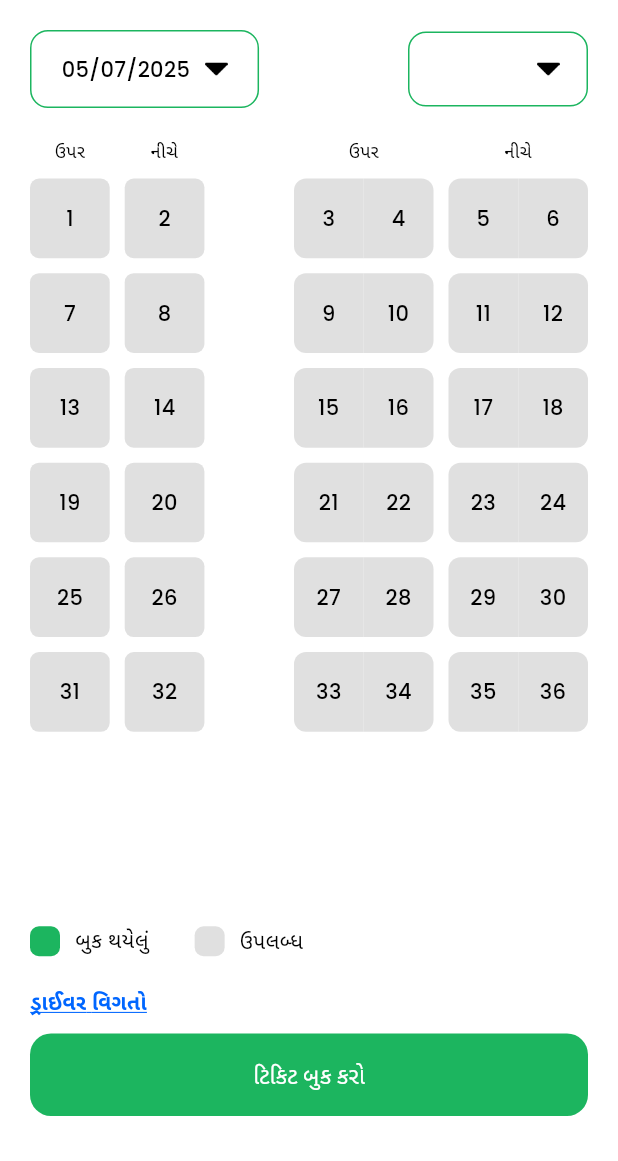
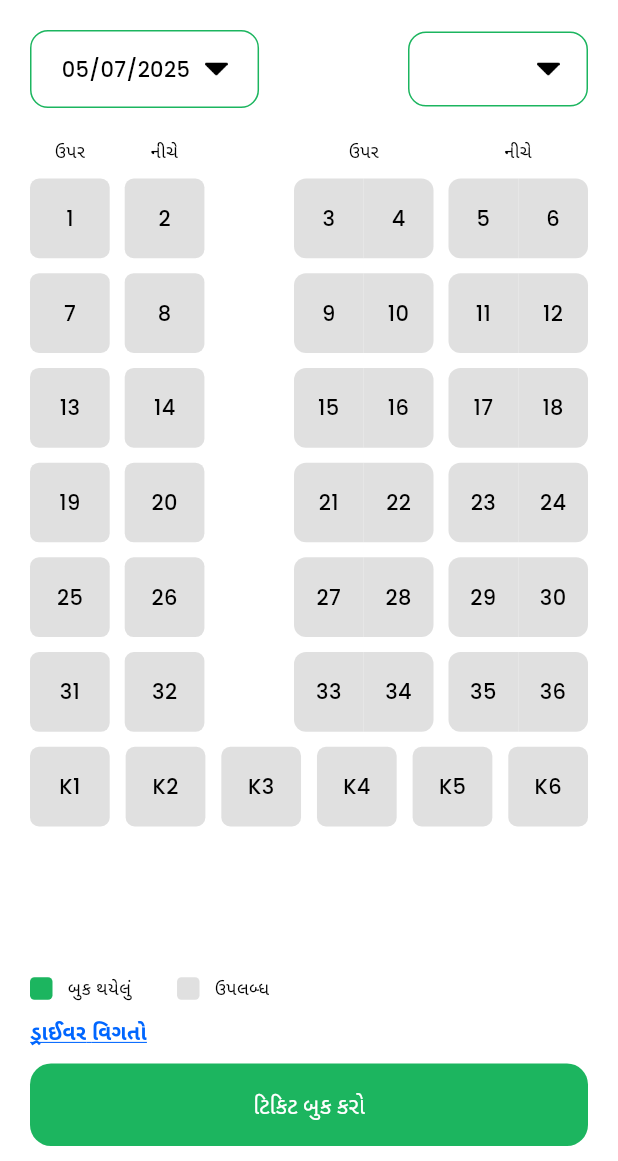
Before and after one commit to priyankvirani/guruchhaya, a Flutter app: the MainScreen screen opened by its route, on a phone screen of 412 x 824 dp, the part 75-1236 px from its top. Run offline on Flutter 3.47's test engine with Material 3 defaults, Android fonts, the phone set to English and light mode, and no system bars; our stand-ins replace flutter_html, flutter_screenutil, flutter_svg, loading_animation_widget, lottie, page_transition and 7 more; missing offline and left inert: animated_snack_bar, flutter_html_to_pdf, flutter_phone_direct_caller, syncfusion_flutter_core, syncfusion_flutter_pdf, syncfusion_flutter_pdfviewer; accounts and stored records are empty.

Commit message:
html update

```diff
--- a/lib/screens/main_screen.dart
+++ b/lib/screens/main_screen.dart
@@ -43,9 +43,9 @@ class _MainScreenState extends State<MainScreen> {
     });
   }
 
-  Widget singleSeat(int seatNo) {
+  Widget singleSeat(String seatNo) {
     var bookingStore = getBookingStore(context);
-    final isSelected = selected.contains('$seatNo');
+    final isSelected = selected.contains(seatNo);
     double totalSize = Responsive.isDesktop(context) ? (MediaQuery.of(context).size.width/3.5) : MediaQuery.of(context).size.width - Dimens.padding_40;
     double boxSize = totalSize / 7;
     bool isAlreadyBook = bookingStore.checkAlreadyBook(seatNo.toString());
@@ -109,7 +109,7 @@ class _MainScreenState extends State<MainScreen> {
     );
   }
 
-  Widget doubleSeat(String id, List<int> seats) {
+  Widget doubleSeat(String id, List<String> seats) {
     var bookingStore = getBookingStore(context);
     double totalSize = Responsive.isDesktop(context) ? (MediaQuery.of(context).size.width/3.5) : MediaQuery.of(context).size.width - Dimens.padding_40;
     double boxSize = totalSize / 7;
@@ -294,11 +294,11 @@ class _MainScreenState extends State<MainScreen> {
         // Single seats on the left
         Row(
           children: [
-            singleSeat(single1),
+            singleSeat(single1.toString()),
             SizedBox(
               width: Dimens.width_10,
             ),
-            singleSeat(single2),
+            singleSeat(single2.toString()),
           ],
         ),
         // Spacer (empty space in middle)
@@ -307,12 +307,12 @@ class _MainScreenState extends State<MainScreen> {
         Row(
           children: [
             doubleSeat(
-                '$doubleLower1-$doubleLower2', [doubleLower1, doubleLower2]),
+                '$doubleLower1-$doubleLower2', [doubleLower1.toString(), doubleLower2.toString()]),
             SizedBox(
               width: Dimens.width_10,
             ),
             doubleSeat(
-                '$doubleUpper1-$doubleUpper2', [doubleUpper1, doubleUpper2]),
+                '$doubleUpper1-$doubleUpper2', [doubleUpper1.toString(), doubleUpper2.toString()]),
           ],
         ),
       ],
@@ -487,6 +487,19 @@ class _MainScreenState extends State<MainScreen> {
                               padding: EdgeInsets.zero,
                               itemBuilder: (context, index) {
                                 int pos = index * 6;
+                                if(index == 6){
+                                  return Row(
+                                    mainAxisAlignment: MainAxisAlignment.spaceBetween,
+                                    children: [
+                                      singleSeat("K1"),
+                                      singleSeat('K2'),
+                                      singleSeat("K3"),
+                                      singleSeat('K4'),
+                                      singleSeat('K5'),
+                                      singleSeat('K6'),
+                                    ],
+                                  );
+                                }else{
                                   return seatRow(
                                     single1: pos + 1,
                                     single2: pos + 2,
@@ -495,13 +508,15 @@ class _MainScreenState extends State<MainScreen> {
                                     doubleUpper1: pos + 5,
                                     doubleUpper2: pos + 6,
                                   );
+                                }
+
                               },
                               separatorBuilder: (context, index) {
                                 return SizedBox(
                                   height: Dimens.height_10,
                                 );
                               },
-                              itemCount: 6,
+                              itemCount: 7,
                             ),
                           ),
                         ),
@@ -510,11 +525,11 @@ class _MainScreenState extends State<MainScreen> {
                         mainAxisAlignment: Responsive.isDesktop(context) ? MainAxisAlignment.center : MainAxisAlignment.start,
                         children: [
                           Container(
-                            height: Dimens.height_20,
-                            width: Dimens.height_20,
+                            height: Dimens.height_15,
+                            width: Dimens.height_15,
                             decoration: BoxDecoration(
                               color: primaryColor,
-                              borderRadius: BorderRadius.circular(6),
+                              borderRadius: BorderRadius.circular(3),
                             ),
                           ),
                           SizedBox(
@@ -524,18 +539,18 @@ class _MainScreenState extends State<MainScreen> {
                             Languages.of(context)!.booked,
                             style: TextStyle(
                               color: Theme.of(context).textTheme.labelSmall!.color,
-                              fontSize: Dimens.fontSize_14,
+                              fontSize: Dimens.fontSize_12,
                             ),
                           ),
                           SizedBox(
                             width: Dimens.width_30,
                           ),
                           Container(
-                            height: Dimens.height_20,
-                            width: Dimens.height_20,
+                            height: Dimens.height_15,
+                            width: Dimens.height_15,
                             decoration: BoxDecoration(
                               color: Colors.grey[300],
-                              borderRadius: BorderRadius.circular(6),
+                              borderRadius: BorderRadius.circular(3),
                             ),
                           ),
                           SizedBox(
@@ -545,14 +560,17 @@ class _MainScreenState extends State<MainScreen> {
                             Languages.of(context)!.available,
                             style: TextStyle(
                               color: Theme.of(context).textTheme.labelSmall!.color,
-                              fontSize: Dimens.fontSize_14,
+                              fontSize: Dimens.fontSize_12,
                             ),
                           ),
                         ],
                       ),
                       SizedBox(
-                        height: Dimens.height_20,
+                        height: Dimens.height_10,
                       ),
+                      Row(
+                        mainAxisAlignment: MainAxisAlignment.spaceBetween,
+                        children: [
                           if (bookingStore.bookingList.isNotEmpty)
                             Padding(
                               padding: EdgeInsets.only(bottom: Dimens.padding_10),
@@ -601,6 +619,8 @@ class _MainScreenState extends State<MainScreen> {
                                     decorationColor: skyBlue),
                               ),
                             ),
+                          ),
+                        ],
                       ),
                       Row(
                         children: [
@@ -682,7 +702,7 @@ class _MainScreenState extends State<MainScreen> {
                         ],
                       ),
                       SizedBox(
-                        height: Dimens.height_30,
+                        height: Dimens.height_10,
                       ),
                     ],
                   ),
```
Also changed, not shown: lib/helper/global.dart (+30 -28 lines), lib/screens/all_booking_screen.dart (+0 -32 lines), lib/screens/setting_screen.dart (+5 -4 lines). Lines whose indentation alone changed are shown as unchanged.
